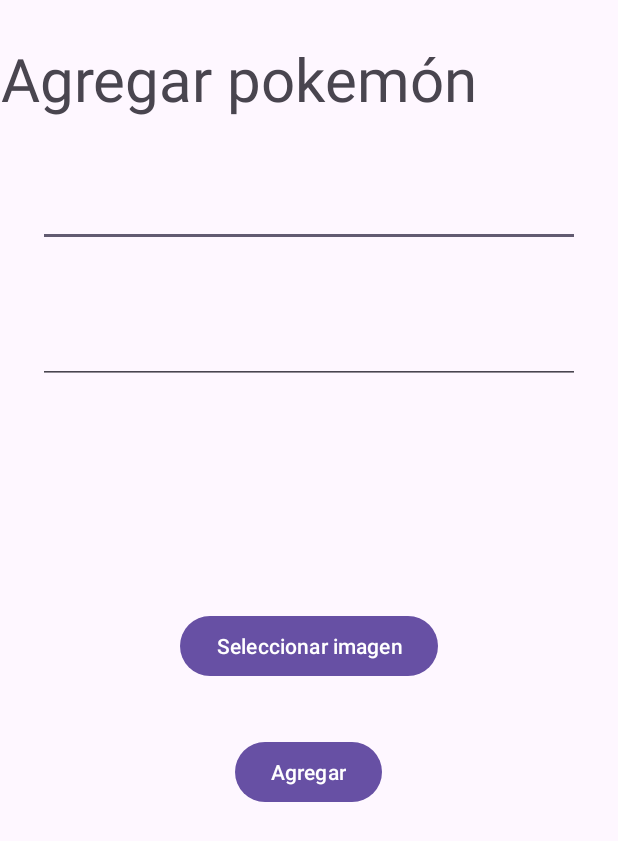
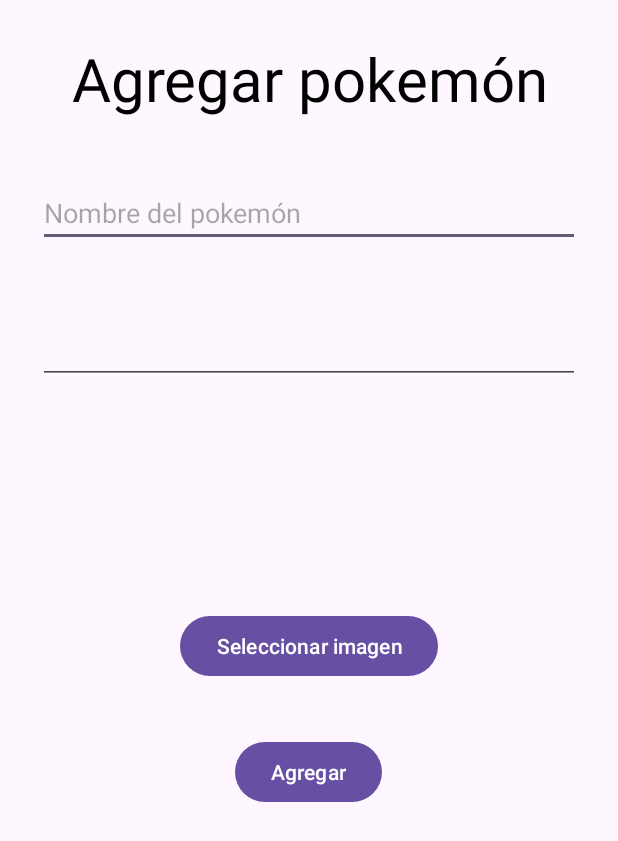
Before and after one commit to VegaSamuel/FirebaseStorage_VegaSamuel, an Android app: the RegistrarPokemon screen opened directly, with no data from a screen before it, on a phone screen of 412 x 824 dp. Shown: the top 841 px of the screen. Run offline under Robolectric (Android 15) with nearby library versions, the phone set to English and light mode, and no system bars; libraries missing offline, so code that uses them is left out: com.cloudinary.android; 1 statement that could not run was skipped.

Commit message:
Todo hecho en clase 27/03 part 2

```diff
--- a/app/src/main/java/itson/edu/mx/firebasestorage_233094/RegistrarPokemon.kt
+++ b/app/src/main/java/itson/edu/mx/firebasestorage_233094/RegistrarPokemon.kt
@@ -4,6 +4,7 @@ import android.app.Activity
 import android.content.Intent
 import android.net.Uri
 import android.os.Bundle
+import android.util.Log
 import android.widget.Button
 import android.widget.EditText
 import android.widget.ImageView
@@ -12,12 +13,15 @@ import androidx.appcompat.app.AppCompatActivity
 import androidx.core.view.ViewCompat
 import androidx.core.view.WindowInsetsCompat
 import com.cloudinary.android.MediaManager
+import com.cloudinary.android.callback.ErrorInfo
+import com.cloudinary.android.callback.UploadCallback
 
 class RegistrarPokemon : AppCompatActivity() {
     val REQUEST_IMAGE_GET = 1
     val CLOUD_NAME = "dvksecnll"
-    val UPLOAD_PRESET = "Pokemones"
+    val UPLOAD_PRESET = "pokemon_upload"
     var imageUri: Uri? = null
+    var imagePublicUrl: String = ""
 
     override fun onCreate(savedInstanceState: Bundle?) {
         super.onCreate(savedInstanceState)
@@ -55,6 +59,7 @@ class RegistrarPokemon : AppCompatActivity() {
             val fullPhotoUrl: Uri? = data?.data
             if (fullPhotoUrl != null) {
                 changeImage(fullPhotoUrl)
+                imageUri = fullPhotoUrl
             }
         }
     }
@@ -78,6 +83,27 @@ class RegistrarPokemon : AppCompatActivity() {
         if (imageUri != null) {
             val requesId = MediaManager.get().upload(imageUri)
                 .unsigned(UPLOAD_PRESET)
+                .callback(object: UploadCallback {
+                    override fun onStart(requestId: String?) {
+
+                    }
+
+                    override fun onProgress(requestId: String?, bytes: Long, totalBytes: Long) {
+
+                    }
+
+                    override fun onSuccess(requestId: String?, resultData: MutableMap<Any?, Any?>?) {
+                        imagePublicUrl = resultData?.get("url") as String
+                    }
+
+                    override fun onError(requestId: String?, error: ErrorInfo?) {
+                        Log.e("onError", error.toString())
+                    }
+
+                    override fun onReschedule(requestId: String?, error: ErrorInfo?) {
+
+                    }
+                })
                 .dispatch()
 
             return requesId
--- a/app/src/main/res/layout/activity_registrar_pokemon.xml
+++ b/app/src/main/res/layout/activity_registrar_pokemon.xml
@@ -9,11 +9,12 @@
 
     <TextView
         android:id="@+id/tvAgregarPokemon"
-        android:layout_width="wrap_content"
+        android:layout_width="match_parent"
         android:layout_height="wrap_content"
         android:layout_marginTop="25dp"
         android:gravity="center"
         android:text="Agregar pokemón"
+        android:textColor="@color/black"
         android:textSize="40sp" />
 
     <EditText
@@ -21,7 +22,8 @@
         android:layout_width="match_parent"
         android:layout_height="wrap_content"
         android:layout_marginHorizontal="25dp"
-        android:layout_marginTop="40dp" />
+        android:layout_marginTop="40dp"
+        android:hint="Nombre del pokemón" />
 
     <EditText
         android:id="@+id/etNumber"
```
